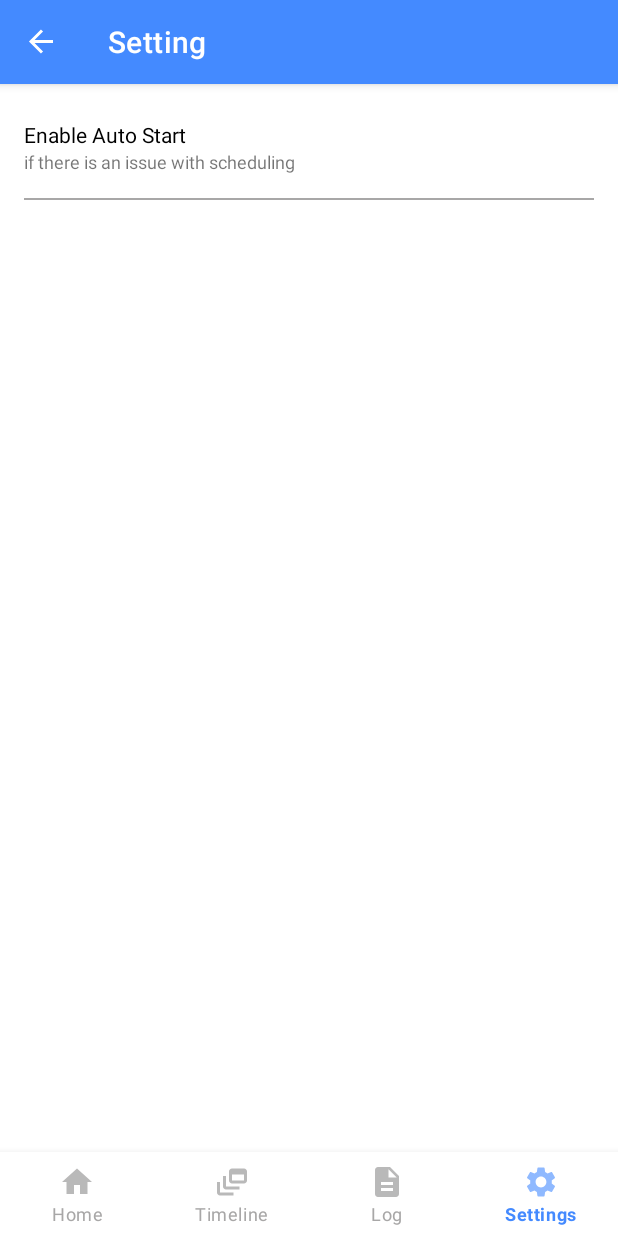
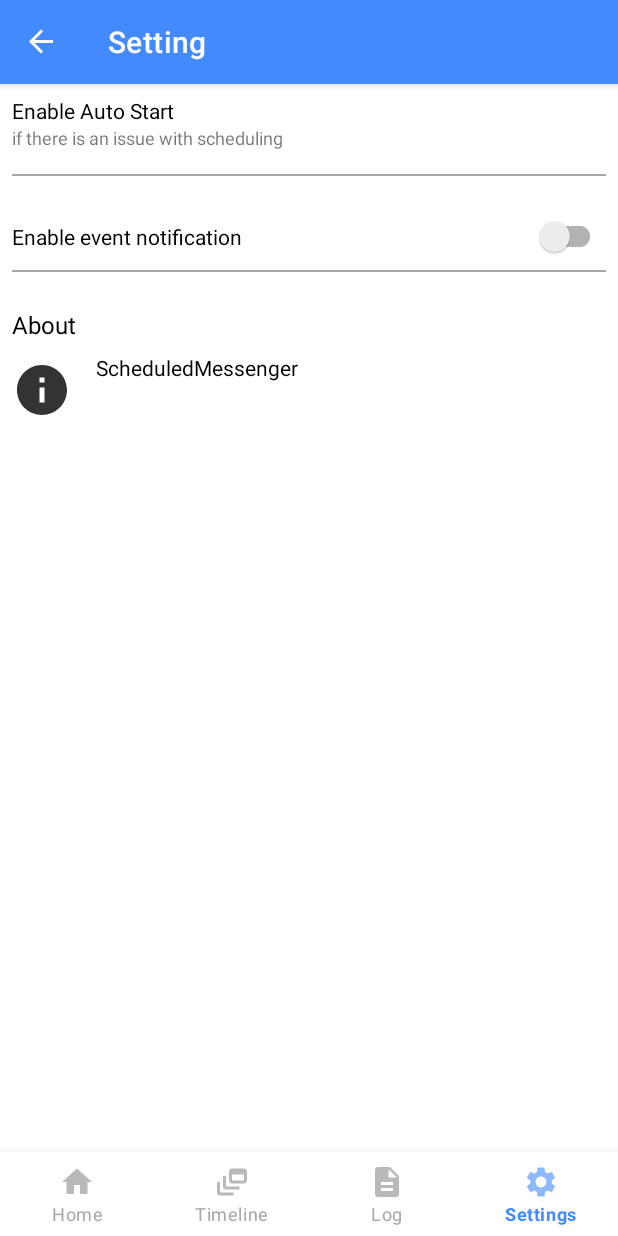
Before and after one commit to tanvir-ahmod/SMS-Scheduler, an Android app: the SettingFragment screen opened through its navigation route, on a phone screen of 412 x 824 dp. Run offline under Robolectric (Android 15) with nearby library versions, the light colour scheme and no system bars; our stand-ins replace Dagger/Hilt's generated code, data binding, navigation-ui; libraries missing offline, so code that uses them is left out: androidx.hilt.lifecycle; 1 statement that could not run was skipped.

Commit message:
Design setting page

```diff
--- a/app/src/main/java/com/example/scheduledmessenger/ui/setting/SettingFragment.kt
+++ b/app/src/main/java/com/example/scheduledmessenger/ui/setting/SettingFragment.kt
@@ -5,7 +5,9 @@ import android.view.View
 import androidx.fragment.app.viewModels
 import com.example.scheduledmessenger.base.BaseFragment
 import com.example.scheduledmessenger.databinding.FragmentSettingBinding
+import dagger.hilt.android.AndroidEntryPoint
 
+@AndroidEntryPoint
 class SettingFragment : BaseFragment<SettingViewModel, FragmentSettingBinding>() {
 
     override val mViewModel: SettingViewModel by viewModels()
--- a/app/src/main/java/com/example/scheduledmessenger/ui/setting/SettingViewModel.kt
+++ b/app/src/main/java/com/example/scheduledmessenger/ui/setting/SettingViewModel.kt
@@ -1,18 +1,33 @@
 package com.example.scheduledmessenger.ui.setting
 
+import android.content.Context
+import android.content.pm.PackageInfo
 import android.os.Build
 import androidx.databinding.ObservableField
 import androidx.hilt.lifecycle.ViewModelInject
 import com.example.scheduledmessenger.base.BaseViewModel
+import dagger.hilt.android.qualifiers.ApplicationContext
 
 
-class SettingViewModel @ViewModelInject constructor() :
+class SettingViewModel @ViewModelInject constructor(@ApplicationContext private val context: Context) :
     BaseViewModel() {
     val isShowAutoStart = ObservableField<Boolean>(false)
+    val versionNumber = ObservableField<String>("")
 
     init {
+        setVersionNumber()
+        verifyAutoStartEnableSetting()
+    }
+
+    private fun verifyAutoStartEnableSetting() {
         if ("xiaomi".equals(Build.MANUFACTURER, ignoreCase = true)) {
             isShowAutoStart.set(true)
         }
     }
+
+    private fun setVersionNumber() {
+        val pInfo: PackageInfo =
+            context.packageManager.getPackageInfo(context.packageName, 0)
+        versionNumber.set(pInfo.versionName)
+    }
 }
--- /dev/null
+++ b/app/src/main/res/drawable-anydpi/ic_info.xml
@@ -0,0 +1,11 @@
+<vector xmlns:android="http://schemas.android.com/apk/res/android"
+    android:width="24dp"
+    android:height="24dp"
+    android:viewportWidth="24"
+    android:viewportHeight="24"
+    android:tint="#000000"
+    android:alpha="0.8">
+  <path
+      android:fillColor="@android:color/white"
+      android:pathData="M12,2C6.48,2 2,6.48 2,12s4.48,10 10,10 10,-4.48 10,-10S17.52,2 12,2zM13,17h-2v-6h2v6zM13,9h-2L11,7h2v2z"/>
+</vector>
--- a/app/src/main/res/layout/fragment_setting.xml
+++ b/app/src/main/res/layout/fragment_setting.xml
@@ -12,11 +12,11 @@
             type="com.example.scheduledmessenger.ui.setting.SettingViewModel" />
     </data>
 
-    <androidx.constraintlayout.widget.ConstraintLayout
+    <LinearLayout
         android:layout_width="match_parent"
         android:layout_height="match_parent"
         android:layout_margin="16dp"
-        android:padding="16dp"
+        android:orientation="vertical"
         tools:context=".ui.home.HomeFragment">
 
         <LinearLayout
@@ -24,10 +24,8 @@
             android:layout_width="match_parent"
             android:layout_height="wrap_content"
             android:orientation="vertical"
-            android:paddingTop="8dp"
-            android:paddingBottom="8dp"
-            android:visibility="@{viewModel.isShowAutoStart() ? View.VISIBLE : View.GONE}"
-            app:layout_constraintTop_toTopOf="parent">
+            android:padding="8dp"
+            android:visibility="@{viewModel.isShowAutoStart() ? View.VISIBLE : View.GONE}">
 
             <androidx.appcompat.widget.AppCompatTextView
                 android:layout_width="match_parent"
@@ -53,6 +51,90 @@
 
         </LinearLayout>
 
+        <androidx.constraintlayout.widget.ConstraintLayout
+            android:layout_width="match_parent"
+            android:layout_height="wrap_content"
+            android:padding="8dp"
+            android:orientation="horizontal">
 
-    </androidx.constraintlayout.widget.ConstraintLayout>
+            <androidx.appcompat.widget.AppCompatTextView
+                android:layout_width="wrap_content"
+                android:layout_height="wrap_content"
+                android:text="@string/enable_event_notification"
+                android:textColor="@color/colorBlack"
+                android:textSize="14sp"
+                app:layout_constraintBottom_toBottomOf="parent"
+                app:layout_constraintStart_toStartOf="parent"
+                app:layout_constraintTop_toTopOf="parent" />
+
+            <androidx.appcompat.widget.SwitchCompat
+                android:layout_width="wrap_content"
+                android:layout_height="match_parent"
+                app:layout_constraintEnd_toEndOf="parent" />
+
+            <View
+                android:layout_width="match_parent"
+                android:layout_height="1dp"
+                android:background="@color/colorGray"
+                app:layout_constraintBottom_toBottomOf="parent" />
+
+        </androidx.constraintlayout.widget.ConstraintLayout>
+
+
+        <androidx.appcompat.widget.AppCompatTextView
+            android:layout_width="match_parent"
+            android:layout_height="wrap_content"
+            android:layout_marginStart="8dp"
+            android:layout_marginTop="16dp"
+            android:text="@string/about"
+            android:textColor="@color/colorBlack"
+            android:textSize="16sp"
+            app:layout_constraintTop_toTopOf="parent" />
+
+
+        <androidx.constraintlayout.widget.ConstraintLayout
+            android:id="@+id/root_layout"
+            android:layout_width="match_parent"
+            android:layout_height="wrap_content"
+            android:padding="8dp">
+
+            <androidx.appcompat.widget.AppCompatImageView
+                android:id="@+id/iv_info"
+                android:layout_width="40dp"
+                android:layout_height="40dp"
+                android:layout_marginEnd="16dp"
+                android:src="@drawable/ic_info"
+                app:layout_constraintBottom_toBottomOf="parent"
+                app:layout_constraintStart_toStartOf="parent"
+                app:layout_constraintTop_toTopOf="parent" />
+
+
+            <androidx.appcompat.widget.AppCompatTextView
+                android:id="@+id/tv_app_name"
+                android:layout_width="0dp"
+                android:layout_height="wrap_content"
+                android:layout_marginStart="16dp"
+                android:text="@string/app_name"
+                android:textColor="@color/colorBlack"
+                android:textSize="14sp"
+                app:layout_constraintEnd_toEndOf="parent"
+                app:layout_constraintStart_toEndOf="@+id/iv_info"
+                app:layout_constraintTop_toTopOf="parent" />
+
+
+            <androidx.appcompat.widget.AppCompatTextView
+                android:id="@+id/tv_version"
+                android:layout_width="0dp"
+                android:layout_height="wrap_content"
+                android:layout_marginStart="16dp"
+                android:layout_marginTop="10dp"
+                android:text="@{viewModel.versionNumber}"
+                app:layout_constraintEnd_toEndOf="parent"
+                app:layout_constraintStart_toEndOf="@+id/iv_info"
+                app:layout_constraintTop_toBottomOf="@+id/tv_app_name" />
+
+
+        </androidx.constraintlayout.widget.ConstraintLayout>
+
+    </LinearLayout>
 </layout>
--- a/app/src/main/res/values/strings.xml
+++ b/app/src/main/res/values/strings.xml
@@ -30,4 +30,6 @@
     <string name="settings">Settings</string>
     <string name="enable_auto_start_title">Enable Auto Start</string>
     <string name="enable_auto_start_subtitle">if there is an issue with scheduling</string>
+    <string name="about">About</string>
+    <string name="enable_event_notification">Enable event notification</string>
 </resources>
```
Also changed, not shown: app/src/main/res/drawable-hdpi/ic_info.png (added), app/src/main/res/drawable-mdpi/ic_info.png (added), app/src/main/res/drawable-xhdpi/ic_info.png (added), app/src/main/res/drawable-xxhdpi/ic_info.png (added).
